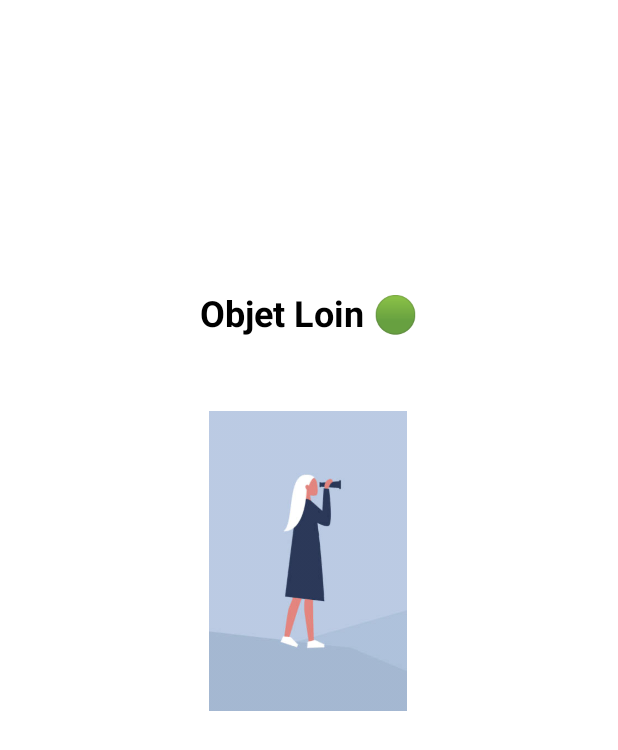
After one commit to YoussefGri/capteurs, an Android app: the layout activity_proximite.xml on its own in the app's theme, with its tools: preview values and no code run, on a phone screen of 412 x 824 dp. The commit adds this screen. Shown: the top 750 px of the screen. Run offline under Robolectric (Android 15) with nearby library versions, the phone set to English and light mode, and no system bars.

Commit message:
proximite v1

```diff
--- /dev/null
+++ b/app/src/main/res/layout/activity_proximite.xml
@@ -0,0 +1,36 @@
+<?xml version="1.0" encoding="utf-8"?>
+<androidx.constraintlayout.widget.ConstraintLayout
+    xmlns:android="http://schemas.android.com/apk/res/android"
+    xmlns:app="http://schemas.android.com/apk/res-auto"
+    xmlns:tools="http://schemas.android.com/tools"
+    android:layout_width="match_parent"
+    android:layout_height="match_parent"
+    tools:context=".ProximiteActivity"
+    android:padding="20dp">
+
+    <TextView
+        android:id="@+id/statusTextView"
+        android:layout_width="wrap_content"
+        android:layout_height="wrap_content"
+        android:layout_marginTop="172dp"
+        android:text="Objet Loin 🟢"
+        android:textColor="@android:color/black"
+        android:textSize="24sp"
+        android:textStyle="bold"
+        app:layout_constraintEnd_toEndOf="parent"
+        app:layout_constraintStart_toStartOf="parent"
+        app:layout_constraintTop_toTopOf="parent" />
+
+    <ImageView
+        android:id="@+id/proximityImageView"
+        android:layout_width="200dp"
+        android:layout_height="200dp"
+        android:src="@drawable/image_loin"
+        app:layout_constraintBottom_toBottomOf="parent"
+        app:layout_constraintEnd_toEndOf="parent"
+        app:layout_constraintHorizontal_bias="0.497"
+        app:layout_constraintStart_toStartOf="parent"
+        app:layout_constraintTop_toBottomOf="@id/statusTextView"
+        app:layout_constraintVertical_bias="0.13" />
+
+</androidx.constraintlayout.widget.ConstraintLayout>
```
Also changed, not shown: app/src/main/AndroidManifest.xml (+7 -0 lines), app/src/main/java/com/example/capteurs/ProximiteActivity.java (+62 -1 lines), app/src/main/java/com/example/capteurs/SecouerActivity.java (+82 -1 lines), app/src/main/res/layout/activity_secouer.xml (added, +23 -0 lines), app/src/main/res/drawable/image_loin.png (added), app/src/main/res/drawable/image_proche.png (added).
